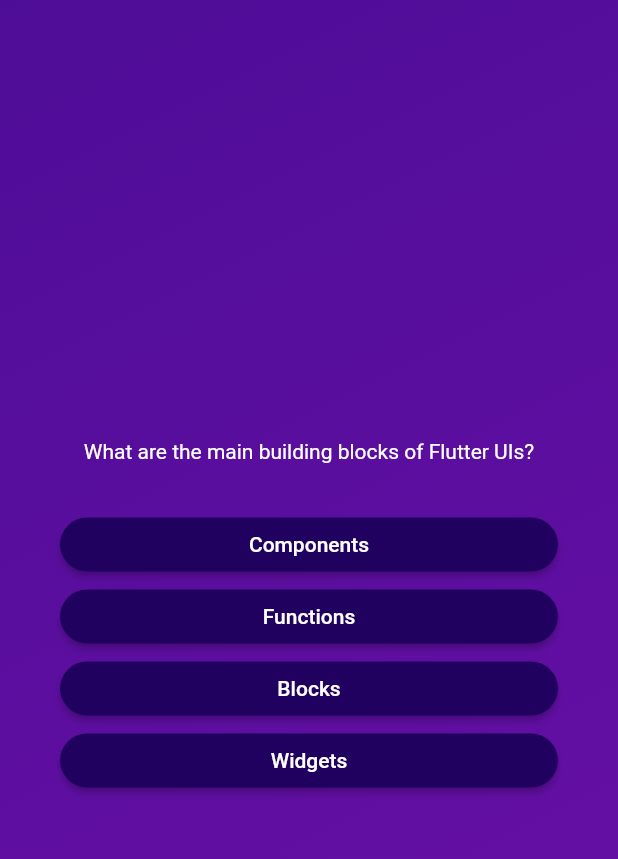
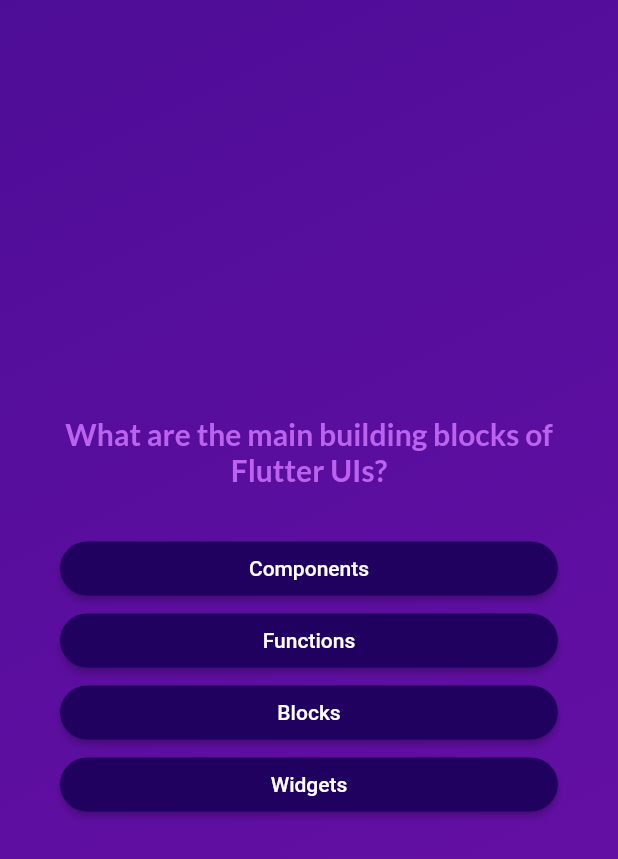
Before and after one commit to Lucas-Justino/Quizz, a Flutter app: the screen it shows after launch, after a tap on "Start Quiz", on a phone screen of 412 x 824 dp. Shown: the top 859 px of the screen. Run offline on Flutter 3.47's test engine with Material 2 defaults, Android fonts, the phone set to English and light mode, and no system bars; our stand-ins replace google_fonts.

Commit message:
Adding Google Fonts

```diff
--- a/lib/answer_button.dart
+++ b/lib/answer_button.dart
@@ -20,7 +20,10 @@ class AnswerButton extends StatelessWidget {
             vertical: 10,
             horizontal: 40,
           )),
-      child: Text(answerText),
+      child: Text(
+        answerText,
+        textAlign: TextAlign.center,
+      ),
     );
   }
 }
--- a/lib/questions_screen.dart
+++ b/lib/questions_screen.dart
@@ -1,4 +1,5 @@
 import 'package:flutter/material.dart';
+import 'package:google_fonts/google_fonts.dart';
 import 'package:quizz/answer_button.dart';
 import 'package:quizz/data/questions.dart';
 
@@ -34,8 +35,10 @@ class _QuestionsScreenState extends State<QuestionsScreen> {
             Text(
               textAlign: TextAlign.center,
               currentQuestion.question,
-              style: const TextStyle(
-                color: Colors.white,
+              style: GoogleFonts.lato(
+                color:  const Color.fromARGB(255, 187, 99, 238),
+                fontSize: 20,
+                fontWeight: FontWeight.bold,
               ),
             ),
             const SizedBox(
--- a/pubspec.yaml
+++ b/pubspec.yaml
@@ -35,6 +35,7 @@ dependencies:
   # The following adds the Cupertino Icons font to your application.
   # Use with the CupertinoIcons class for iOS style icons.
   cupertino_icons: ^1.0.2
+  google_fonts: ^5.1.0
 
 dev_dependencies:
   flutter_test:
```
Also changed, not shown: pubspec.lock.
